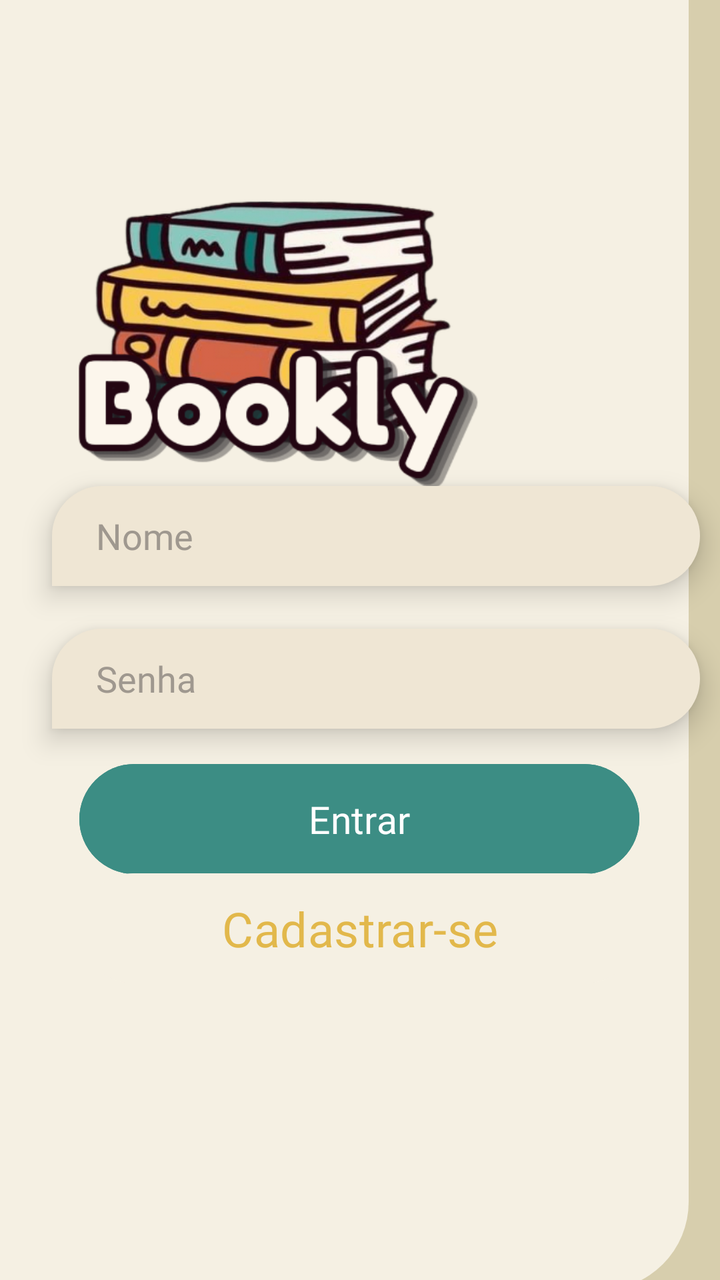
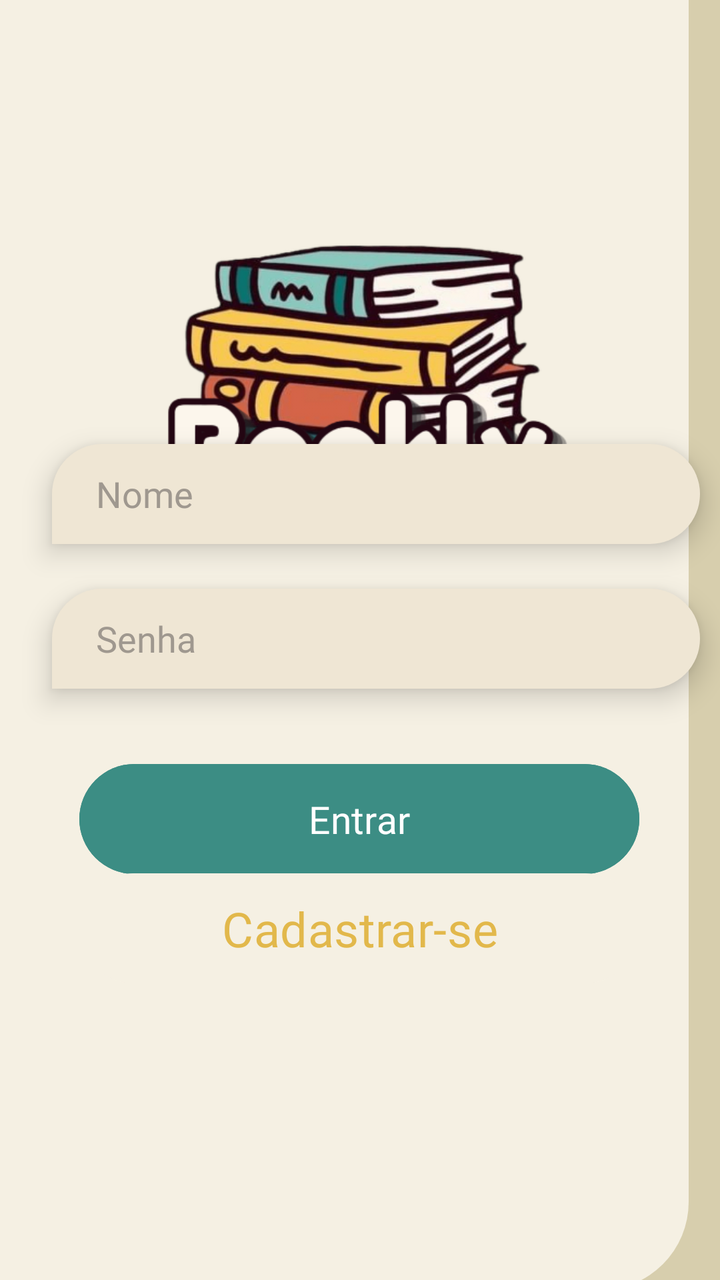

Before-and-after screenshots of an Android layout around one commit, followed by the original layout XML and the change that was made.
<!-- AndroidManifest.xml: application theme Theme.MeuProjetinhoArrasoBiblioteca -->
<!-- res/layout/activity_bibliotecaactivity.xml -->
<?xml version="1.0" encoding="utf-8"?>
<androidx.constraintlayout.widget.ConstraintLayout xmlns:android="http://schemas.android.com/apk/res/android"
    xmlns:app="http://schemas.android.com/apk/res-auto"
    xmlns:tools="http://schemas.android.com/tools"
    android:id="@+id/main"
    android:layout_width="match_parent"
    android:layout_height="match_parent"
    android:background="#D7CEAD"
    android:backgroundTint="#D7CEAD"
    tools:context=".Bibliotecaactivity"
    tools:layout_editor_absoluteX="20dp"
    tools:layout_editor_absoluteY="91dp">

    <View
        android:id="@+id/view3"
        android:layout_width="391dp"
        android:layout_height="800dp"
        android:layout_marginTop="46dp"
        android:layout_marginEnd="16dp"
        android:layout_marginBottom="32dp"
        android:background="?android:attr/fastScrollPreviewBackgroundLeft"
        android:backgroundTint="#F5F0E3"
        app:layout_constraintBottom_toBottomOf="parent"
        app:layout_constraintEnd_toEndOf="parent"
        app:layout_constraintHorizontal_bias="1.0"
        app:layout_constraintStart_toStartOf="parent"
        app:layout_constraintTop_toTopOf="parent"
        app:layout_constraintVertical_bias="0.846" />

    <Button
        android:id="@+id/entrar2"
        android:layout_width="280dp"
        android:layout_height="63dp"
        android:backgroundTint="#3C8D84"
        android:elevation="80dp"
        android:fontFamily="@font/fredoka_one"
        android:text="Entrar"
        android:textColor="#FFFFFF"
        android:textSize="19sp"
        app:layout_constraintBottom_toBottomOf="parent"
        app:layout_constraintEnd_toEndOf="parent"
        app:layout_constraintHorizontal_bias="0.496"
        app:layout_constraintStart_toStartOf="parent"
        app:layout_constraintTop_toTopOf="parent"
        app:layout_constraintVertical_bias="0.655"
        app:rippleColor="#8BC8BD" />

    <Button
        android:id="@+id/cadastrar"
        android:layout_width="280dp"
        android:layout_height="63dp"
        android:backgroundTint="#F5F0E3"
        android:elevation="80dp"
        android:fontFamily="@font/fredoka_one"
        android:text="Cadastrar-se"
        android:textColor="#E2B84B"
        android:textSize="24sp"
        app:layout_constraintBottom_toBottomOf="parent"
        app:layout_constraintEnd_toEndOf="parent"
        app:layout_constraintHorizontal_bias="0.496"
        app:layout_constraintStart_toStartOf="parent"
        app:layout_constraintTop_toTopOf="parent"
        app:layout_constraintVertical_bias="0.75"
        app:rippleColor="#8BC8BD" />

    <com.google.android.material.textfield.TextInputEditText
        android:id="@+id/editText9"
        android:layout_width="340dp"
        android:layout_height="50dp"
        android:background="?android:attr/fastScrollPreviewBackgroundLeft"
        android:backgroundTint="#EFE6D4"
        android:elevation="8dp"
        android:fontFamily="@font/fredoka_one"
        android:hint="Senha"
        android:textColorHint="#9F988F"
        app:layout_constraintBottom_toBottomOf="parent"
        app:layout_constraintEnd_toEndOf="parent"
        app:layout_constraintHorizontal_bias="0.492"
        app:layout_constraintStart_toStartOf="parent"
        app:layout_constraintTop_toTopOf="parent"
        app:layout_constraintVertical_bias="0.533" />

    <com.google.android.material.textfield.TextInputEditText
        android:id="@+id/editText10"
        android:layout_width="340dp"
        android:layout_height="50dp"
        android:background="?android:attr/fastScrollPreviewBackgroundLeft"
        android:backgroundTint="#EFE6D4"
        android:elevation="8dp"
        android:fontFamily="@font/fredoka_one"
        android:hint="Nome"
        android:textColorHint="#9F988F"
        app:layout_constraintBottom_toBottomOf="parent"
        app:layout_constraintEnd_toEndOf="parent"
        app:layout_constraintHorizontal_bias="0.492"
        app:layout_constraintStart_toStartOf="parent"
        app:layout_constraintTop_toTopOf="parent"
        app:layout_constraintVertical_bias="0.412" />

    <ImageView
        android:id="@+id/imageView"
        android:layout_width="270dp"
        android:layout_height="327dp"
        app:srcCompat="@drawable/bookly_logo"
        tools:layout_editor_absoluteX="70dp"
        tools:layout_editor_absoluteY="44dp" />

</androidx.constraintlayout.widget.ConstraintLayout>
<!-- resources referenced by this layout -->
<resources>
  <!-- drawable bookly_logo: png bitmap (drawable, 110113 bytes) -->
  <style name="Theme.MeuProjetinhoArrasoBiblioteca" parent="Base.Theme.MeuProjetinhoArrasoBiblioteca" />
  <style name="Base.Theme.MeuProjetinhoArrasoBiblioteca" parent="Theme.Material3.DayNight.NoActionBar">
          
          
      </style>
</resources>

<!-- the commit's change to res/layout/activity_bibliotecaactivity.xml (unified diff, before → after) -->
@@ -72,13 +72,14 @@
         android:elevation="8dp"
         android:fontFamily="@font/fredoka_one"
         android:hint="Senha"
+        android:textColor="#9F988F"
         android:textColorHint="#9F988F"
         app:layout_constraintBottom_toBottomOf="parent"
         app:layout_constraintEnd_toEndOf="parent"
         app:layout_constraintHorizontal_bias="0.492"
         app:layout_constraintStart_toStartOf="parent"
         app:layout_constraintTop_toTopOf="parent"
-        app:layout_constraintVertical_bias="0.533" />
+        app:layout_constraintVertical_bias="0.499" />
 
     <com.google.android.material.textfield.TextInputEditText
         android:id="@+id/editText10"
@@ -89,20 +90,25 @@
         android:elevation="8dp"
         android:fontFamily="@font/fredoka_one"
         android:hint="Nome"
+        android:textColor="#9F988F"
         android:textColorHint="#9F988F"
         app:layout_constraintBottom_toBottomOf="parent"
         app:layout_constraintEnd_toEndOf="parent"
         app:layout_constraintHorizontal_bias="0.492"
         app:layout_constraintStart_toStartOf="parent"
         app:layout_constraintTop_toTopOf="parent"
-        app:layout_constraintVertical_bias="0.412" />
+        app:layout_constraintVertical_bias="0.376" />
 
     <ImageView
         android:id="@+id/imageView"
         android:layout_width="270dp"
         android:layout_height="327dp"
-        app:srcCompat="@drawable/bookly_logo"
-        tools:layout_editor_absoluteX="70dp"
-        tools:layout_editor_absoluteY="44dp" />
+        app:layout_constraintBottom_toBottomOf="parent"
+        app:layout_constraintEnd_toEndOf="parent"
+        app:layout_constraintHorizontal_bias="0.496"
+        app:layout_constraintStart_toStartOf="parent"
+        app:layout_constraintTop_toTopOf="parent"
+        app:layout_constraintVertical_bias="0.07"
+        app:srcCompat="@drawable/bookly_logo" />
 
 </androidx.constraintlayout.widget.ConstraintLayout>
